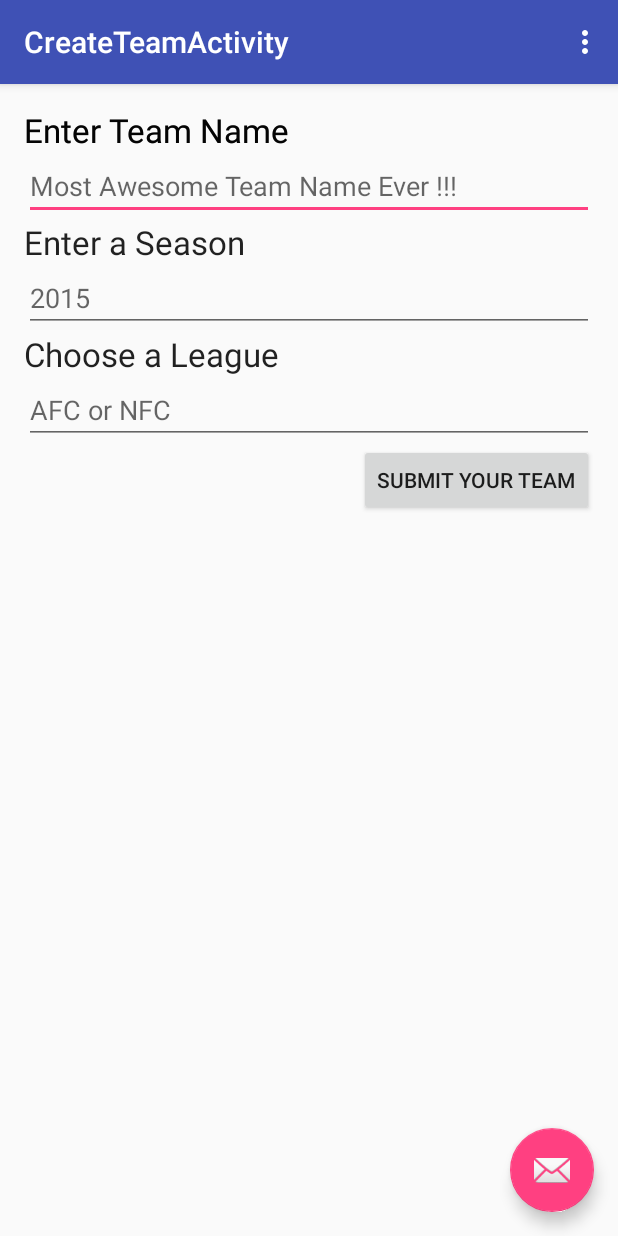
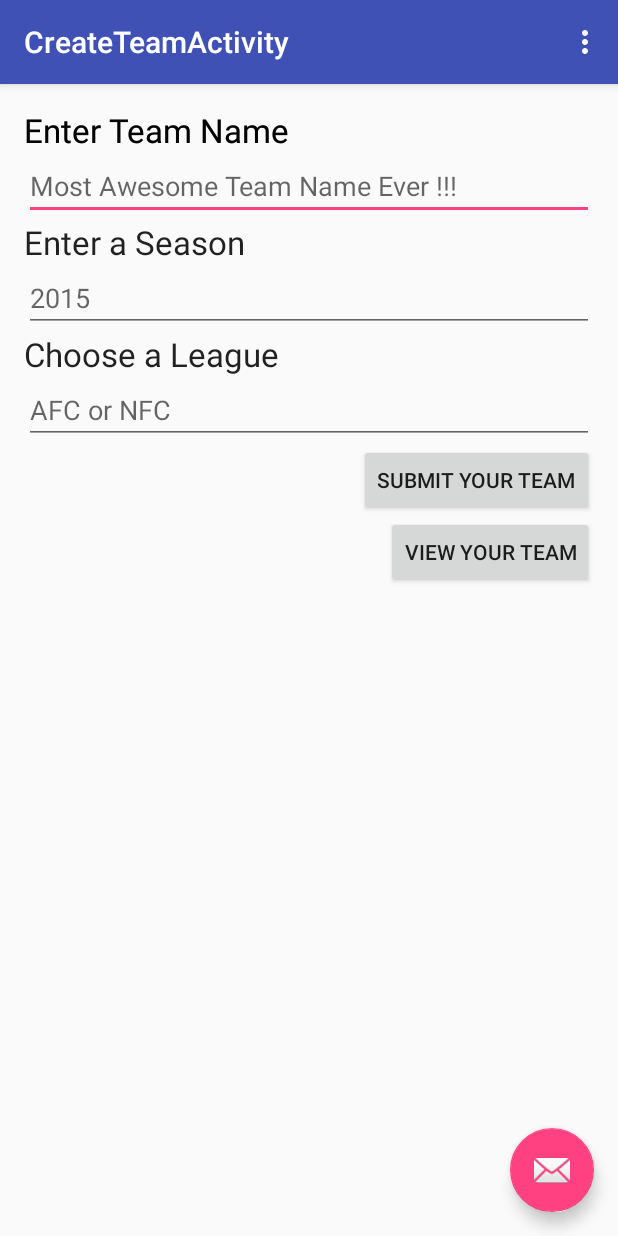
Before and after one commit to tommil121/FantasyFootballTeams, an Android app: the CreateTeamActivity screen opened directly, with no data from a screen before it, on a phone screen of 412 x 824 dp. Run offline under Robolectric (Android 15) with nearby library versions, the phone set to English and light mode, and no system bars.

Commit message:
push!!!!!  everything!!!!!! new!!!!!

```diff
--- a/app/src/main/AndroidManifest.xml
+++ b/app/src/main/AndroidManifest.xml
@@ -28,6 +28,11 @@
             android:label="@string/title_activity_add_player"
             android:theme="@style/AppTheme.NoActionBar" >
         </activity>
+        <activity
+            android:name=".TeamResultsActivity"
+            android:label="@string/title_activity_team_results"
+            android:theme="@style/AppTheme.NoActionBar" >
+        </activity>
     </application>
 
 </manifest>
--- a/app/src/main/java/com/example/tom/fantasyfootballteams/DBHandler.java
+++ b/app/src/main/java/com/example/tom/fantasyfootballteams/DBHandler.java
@@ -32,9 +32,9 @@ public class DBHandler extends SQLiteOpenHelper {
     @Override
     public void onCreate(SQLiteDatabase db) {
         String query = "CREATE TABLE " + TABLE_TEAM + "(" +
-                COLUMN_TEAMID + " INTEGER PRIMARY KEY AUTOINCREMENT " +
-                COLUMN_TEAMNAME + " TEXT " +
-                COLUMN_TEAMSEASON + " TEXT " +
+                COLUMN_TEAMID + " INTEGER PRIMARY KEY AUTOINCREMENT," +
+                COLUMN_TEAMNAME + " TEXT," +
+                COLUMN_TEAMSEASON + " TEXT," +
                 COLUMN_TEAMLEAGUENAME + " TEXT " +
                 ");";
 
--- a/app/src/main/res/layout/content_create_team.xml
+++ b/app/src/main/res/layout/content_create_team.xml
@@ -91,6 +91,19 @@
             android:layout_row="6"
             android:layout_column="0"
             android:gravity="center"
-            android:layout_gravity="right" />
+            android:layout_gravity="right"
+            android:onClick="addData" />
+
+        <Button
+            android:layout_width="wrap_content"
+            android:layout_height="wrap_content"
+            android:text="@string/view_your_team_button"
+            android:id="@+id/viewTeamButton"
+            android:layout_row="7"
+            android:layout_column="0"
+            android:gravity="center"
+            android:layout_gravity="right"
+            android:onClick="goToTeamResultsActivity" />
+
     </GridLayout>
 </RelativeLayout>
--- a/app/src/main/res/values/strings.xml
+++ b/app/src/main/res/values/strings.xml
@@ -36,5 +36,7 @@
         <item>Cornerback</item>
         <item>Safety</item>
     </string-array>
+    <string name="title_activity_team_results">TeamResultsActivity</string>
+    <string name="view_your_team_button">View Your Team</string>
 
 </resources>
```
Also changed, not shown: app/src/main/java/com/example/tom/fantasyfootballteams/CreateTeamActivity.java (+5 -15 lines), 1 other file.
